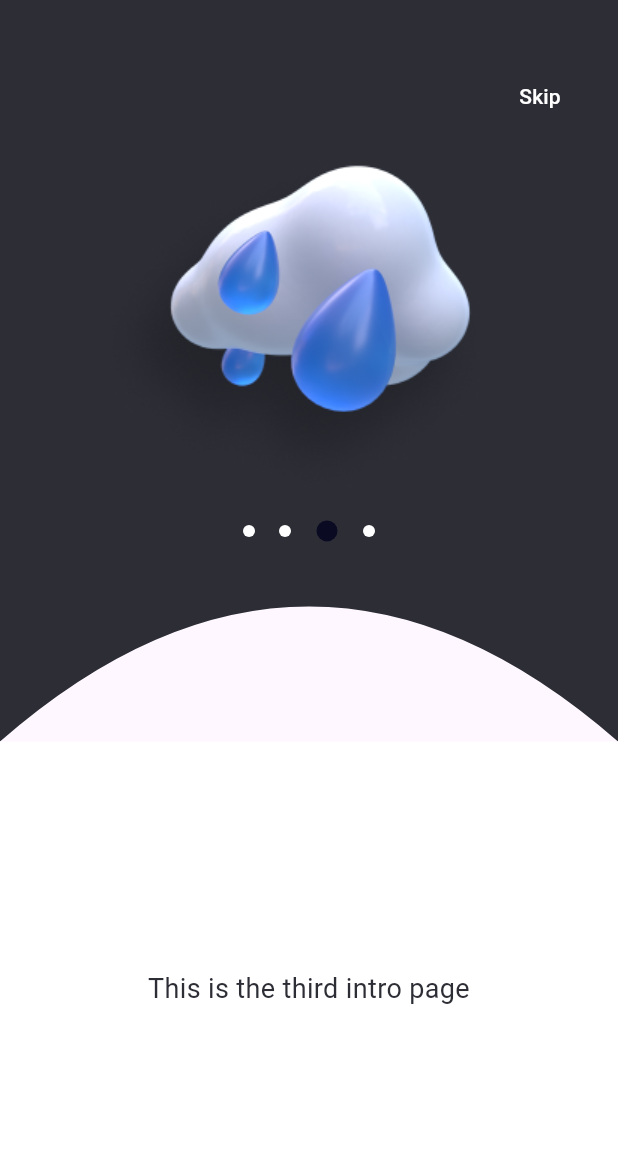
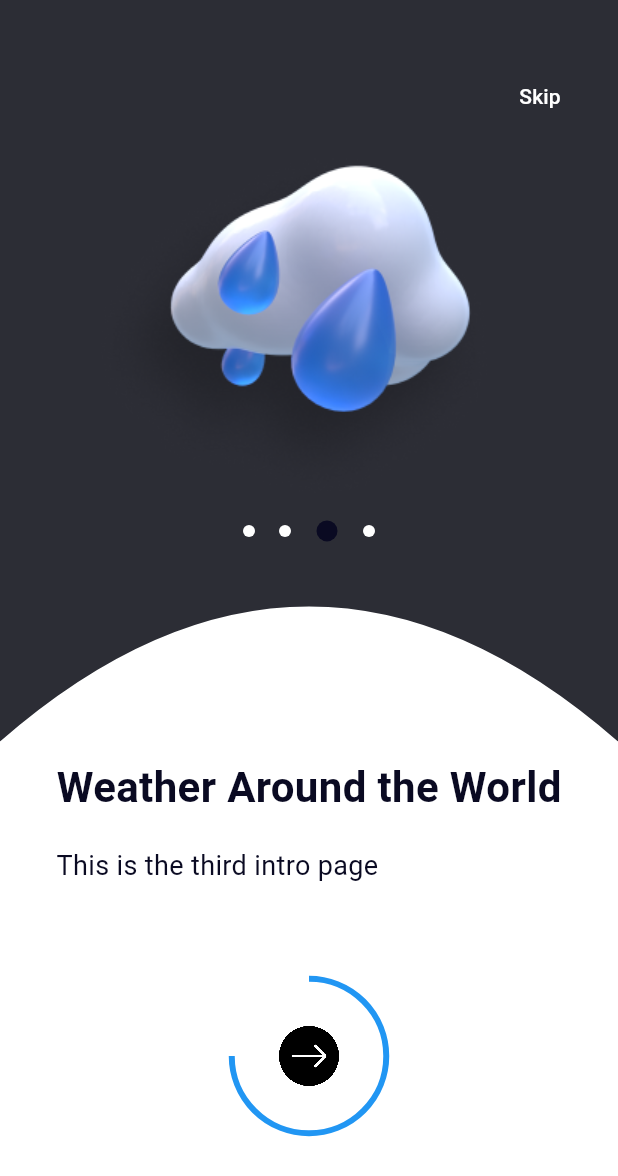
Before and after one commit to enusiraw/meteomuse, a Flutter app: the screen it shows after launch, after a tap on "Skip", on a phone screen of 412 x 824 dp. Shown: the top 1176 px of the screen. Run offline on Flutter 3.47's test engine with Material 3 defaults, Android fonts, the phone set to English and light mode, and no system bars; our stand-ins replace flutter_screenutil.

Commit message:
updated intro screen

```diff
--- a/lib/pages/intro_page.dart
+++ b/lib/pages/intro_page.dart
@@ -38,14 +38,22 @@ class _IntroScreenState extends State<IntroScreen> with SingleTickerProviderStat
   }
 
  Future<void> _loadArrowImage() async {
-    final data = await rootBundle.load('icons/right-arrow.png');
+  try {
+    print("Loading arrow image...");
+    final data = await rootBundle.load('assets/icons/right-arrow.png');
+    print("Arrow image data loaded");
     final list = Uint8List.view(data.buffer);
     final image = await decodeImageFromList(list);
+    print("Arrow image decoded");
 
     setState(() {
       arrowImage = image;
     });
+  } catch (e) {
+    print("Error loading arrow image: $e");
   }
+}
+
 
   @override
   Widget build(BuildContext context) {
@@ -104,7 +112,7 @@ class _IntroScreenState extends State<IntroScreen> with SingleTickerProviderStat
                 _buildCircleIndicator(_currentPage == 0),
                 _buildCircleIndicator(_currentPage == 1),
                 _buildCircleIndicator(_currentPage == 2),
-                _buildCircleIndicator(_currentPage == 4),
+                _buildCircleIndicator(_currentPage == 3),
               ],
             ),
           ),
@@ -116,7 +124,7 @@ class _IntroScreenState extends State<IntroScreen> with SingleTickerProviderStat
               child: CustomPaint(
                 size: const Size(80, 80),
                 painter: ArrowPainter(
-                  progress: (_currentPage + 1) / 3,
+                  progress: (_currentPage + 1) / 4,
                   arrowImage: arrowImage!,
                 ),
               ),
@@ -132,7 +140,7 @@ class _IntroScreenState extends State<IntroScreen> with SingleTickerProviderStat
     required String imagePath,
   }) {
     return Container(
-      color: Colors.transparent,
+      color: Colors.white,
       child: Column(
         children: [
           ClipPath(
@@ -168,16 +176,29 @@ class _IntroScreenState extends State<IntroScreen> with SingleTickerProviderStat
           ),
           Container(
             color: Colors.white,
-            height: MediaQuery.of(context).size.height * 0.4,
-            child: Center(
-              child: Text(
+            padding: const EdgeInsets.symmetric(horizontal: 20.0, vertical: 10.0),
+            child: Column(
+              crossAxisAlignment: CrossAxisAlignment.start,
+              children: [
+                Text(
+                  title,
+                  style: const TextStyle(
+                    fontSize: 28,
+                    color: Color(0xFF0A0A22),
+                    fontWeight: FontWeight.bold,
+                  ),
+                  textAlign: TextAlign.left,
+                ),
+                const SizedBox(height: 20),
+                Text(
                   description,
                   style: const TextStyle(
                     fontSize: 18,
-                  color: Color(0xFF2C2D35),
+                    color: Color(0xFF0A0A22),
                   ),
                   textAlign: TextAlign.center,
                 ),
+              ],
             ),
           ),
         ],
```
Also changed, not shown: 5 other files. Lines whose indentation alone changed are shown as unchanged.
